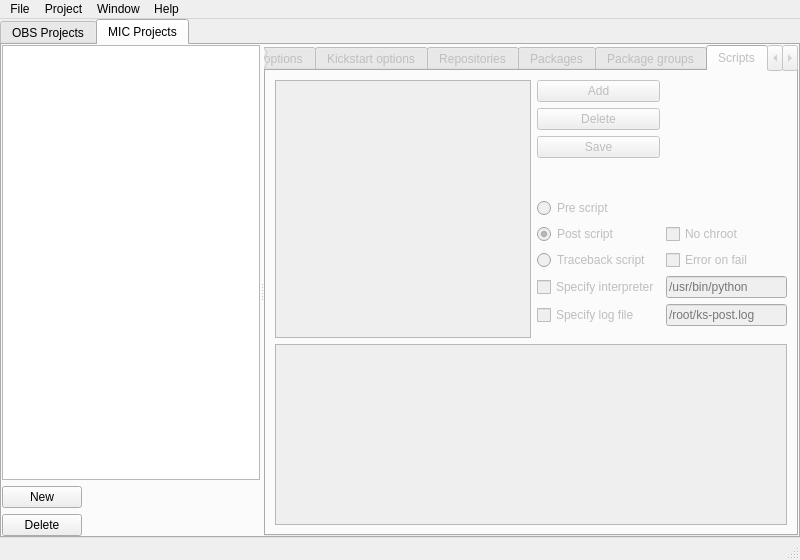
First picture: the form in src/ObsLightGui/ui/obsLightMain.ui, repository ronan22/obs-light, before the edit.
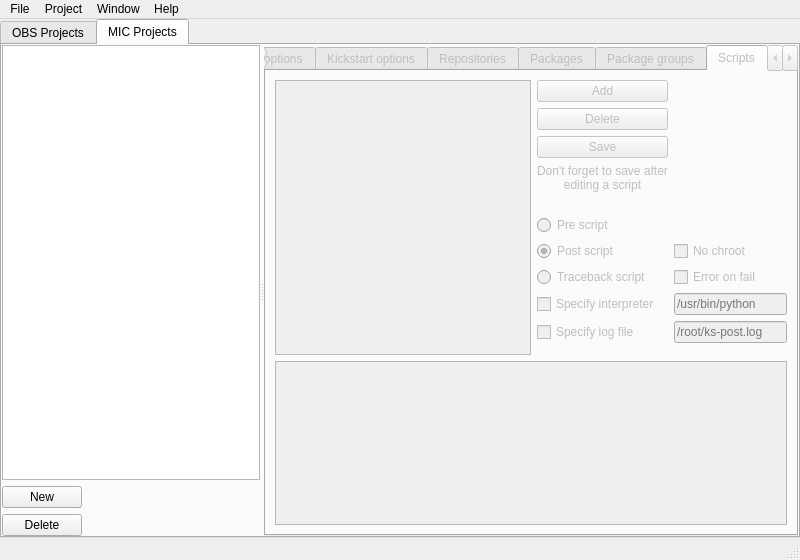
Second picture: the form after the edit. The open tabs and pages were chosen to show the change. Icons and pictures are not drawn.

Commit message: - Display MIC project path instead of Kickstart path in MIC Project tab - Display Kickstart overlay file complete path as a tooltip text - Added button to open MIC project path - Added "don't forget to save" labels in KS options and KS scripts tabs

Diff of the .ui file:
```diff
--- a/src/ObsLightGui/ui/obsLightMain.ui
+++ b/src/ObsLightGui/ui/obsLightMain.ui
@@ -1584,7 +1584,7 @@
              <string>Scripts</string>
             </attribute>
             <layout class="QGridLayout" name="gridLayout_5">
-             <item row="5" column="2">
+             <item row="6" column="2">
               <widget class="QRadioButton" name="postScriptRadioButton">
                <property name="text">
                 <string>Post script</string>
@@ -1594,10 +1594,10 @@
                </property>
               </widget>
              </item>
-             <item row="12" column="0" colspan="5">
+             <item row="13" column="0" colspan="5">
               <widget class="QPlainTextEdit" name="kickstartScriptTextEdit"/>
              </item>
-             <item row="7" column="3" colspan="2">
+             <item row="8" column="3" colspan="2">
               <widget class="QLineEdit" name="interpreterLineEdit">
                <property name="enabled">
                 <bool>false</bool>
@@ -1607,7 +1607,7 @@
                </property>
               </widget>
              </item>
-             <item row="8" column="3" colspan="2">
+             <item row="9" column="3" colspan="2">
               <widget class="QLineEdit" name="logFileLineEdit">
                <property name="enabled">
                 <bool>false</bool>
@@ -1617,45 +1617,45 @@
                </property>
               </widget>
              </item>
-             <item row="4" column="2">
+             <item row="5" column="2">
               <widget class="QRadioButton" name="preScriptRadioButton">
                <property name="text">
                 <string>Pre script</string>
                </property>
               </widget>
              </item>
-             <item row="7" column="2">
+             <item row="8" column="2">
               <widget class="QCheckBox" name="specifyInterpreterCheckBox">
                <property name="text">
                 <string>Specify interpreter</string>
                </property>
               </widget>
              </item>
-             <item row="8" column="2">
+             <item row="9" column="2">
               <widget class="QCheckBox" name="specifyLogFileCheckBox">
                <property name="text">
                 <string>Specify log file</string>
                </property>
               </widget>
              </item>
-             <item row="0" column="0" rowspan="11" colspan="2">
+             <item row="0" column="0" rowspan="12" colspan="2">
               <widget class="QListView" name="kickstartScriptsListView"/>
              </item>
-             <item row="6" column="2">
+             <item row="7" column="2">
               <widget class="QRadioButton" name="tracebackScriptRadioButton">
                <property name="text">
                 <string>Traceback script</string>
                </property>
               </widget>
              </item>
-             <item row="6" column="3">
+             <item row="7" column="3">
               <widget class="QCheckBox" name="errorOnFailCheckBox">
                <property name="text">
                 <string>Error on fail</string>
                </property>
               </widget>
              </item>
-             <item row="5" column="3">
+             <item row="6" column="3">
               <widget class="QCheckBox" name="noChrootCheckBox">
                <property name="text">
                 <string>No chroot</string>
@@ -1683,7 +1683,7 @@
                </property>
               </widget>
              </item>
-             <item row="3" column="2">
+             <item row="4" column="2">
               <spacer name="verticalSpacer_4">
                <property name="orientation">
                 <enum>Qt::Vertical</enum>
@@ -1696,6 +1696,19 @@
                </property>
               </spacer>
              </item>
+             <item row="3" column="2">
+              <widget class="QLabel" name="label_6">
+               <property name="text">
+                <string>Don't forget to save after editing a script</string>
+               </property>
+               <property name="alignment">
+                <set>Qt::AlignCenter</set>
+               </property>
+               <property name="wordWrap">
+                <bool>true</bool>
+               </property>
+              </widget>
+             </item>
             </layout>
            </widget>
            <widget class="QWidget" name="kickstartFilesTab">
```
Left out of the diff: 50 changed lines with no effect on the pictures. The commit also changes 4 other files.
